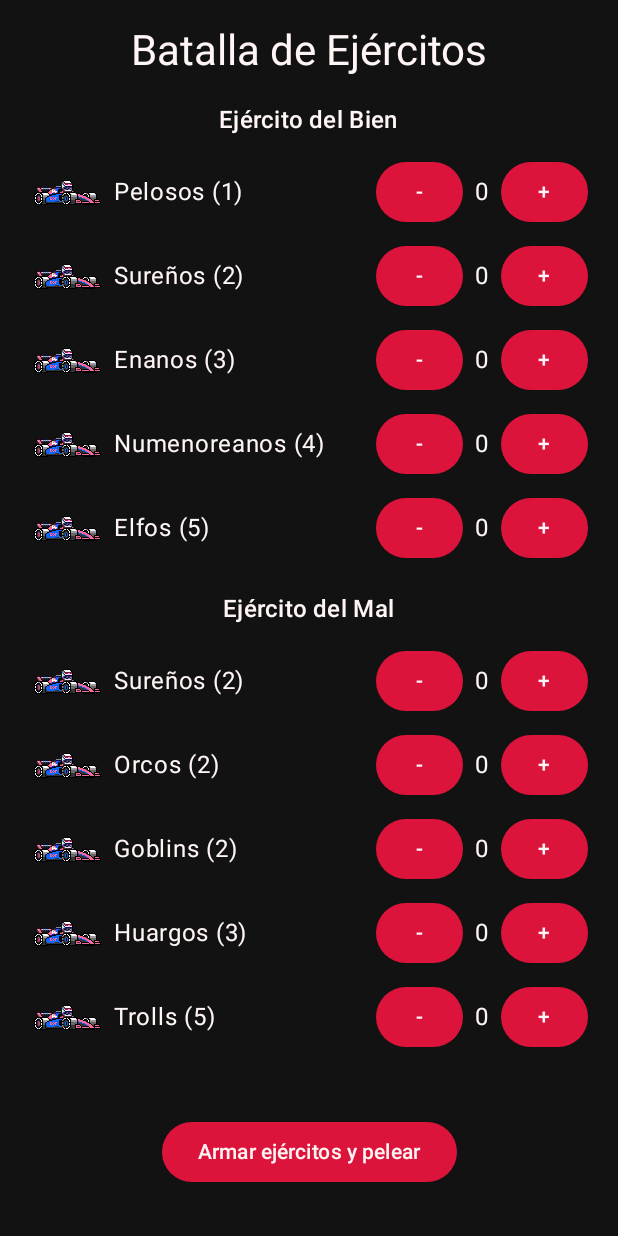
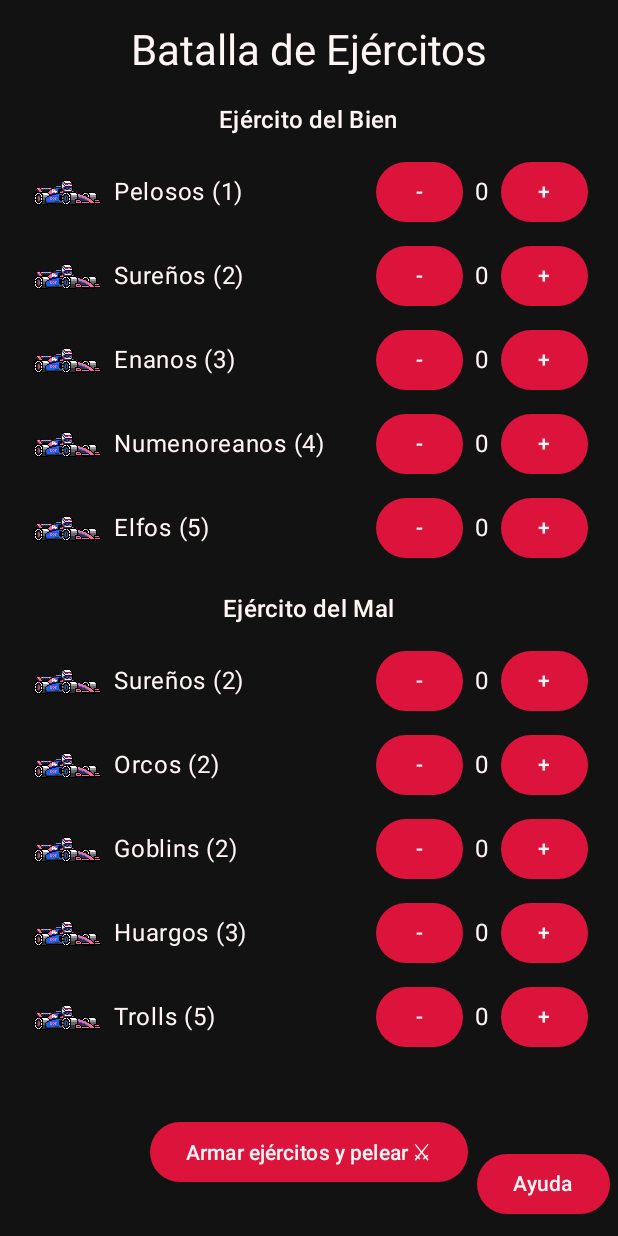
Before and after one commit to mirko-geno/ejercicios_sugar_coach, an Android app built with Jetpack Compose: the ArmyBattleScreen screen opened through its navigation route, on a phone screen of 412 x 824 dp. Run offline under Robolectric (Android 15) with nearby library versions, the light colour scheme and no system bars.

Commit message:
Added instructions button

```diff
--- a/app/src/main/java/com/example/learning/screens/ArmyBattleScreen.kt
+++ b/app/src/main/java/com/example/learning/screens/ArmyBattleScreen.kt
@@ -2,6 +2,7 @@ package com.example.learning.screens
 
 import androidx.compose.foundation.Image
 import androidx.compose.foundation.layout.*
+import androidx.compose.foundation.layout.Arrangement
 import androidx.compose.foundation.lazy.LazyColumn
 import androidx.compose.material3.*
 import androidx.compose.runtime.*
@@ -17,6 +18,7 @@ fun ArmyBattleScreen(modifier: Modifier = Modifier) {
     var goodArmy by remember { mutableStateOf(Army<KindRace>()) }
     var evilArmy by remember { mutableStateOf(Army<EvilRace>()) }
     var result by remember { mutableStateOf<String?>(null) }
+    var showHelp by remember { mutableStateOf(false) }
 
     Surface(
         modifier = modifier.fillMaxSize(),
@@ -62,7 +64,7 @@ fun ArmyBattleScreen(modifier: Modifier = Modifier) {
 
             // Botón al final
             Button(onClick = { result = battle(goodArmy, evilArmy) }) {
-                Text("Armar ejércitos y pelear")
+                Text("Armar ejércitos y pelear ⚔")
             }
 
             Spacer(modifier = Modifier.height(16.dp))
@@ -71,6 +73,44 @@ fun ArmyBattleScreen(modifier: Modifier = Modifier) {
                 Text(it, style = MaterialTheme.typography.headlineSmall)
                 Text("Fuerza del Bien: ${goodArmy.totalStrength()}")
                 Text("Fuerza del Mal: ${evilArmy.totalStrength()}")
+            }
+        }
+        Box(modifier = Modifier.fillMaxSize()) {
+            Column(
+                modifier = Modifier
+                    .fillMaxSize()
+                    .padding(bottom = 5.dp),
+                horizontalAlignment = Alignment.End,
+                verticalArrangement = Arrangement.Bottom
+            ) {        // Botón de ayuda abajo a la derecha
+                Button(
+                    onClick = { showHelp = true },
+                    modifier = modifier
+                        .padding(5.dp)
+                ) {
+                    Text("Ayuda")
+                }
+
+                // Diálogo de instrucciones
+                if (showHelp) {
+                    AlertDialog(
+                        onDismissRequest = { showHelp = false },
+                        confirmButton = {
+                            TextButton(onClick = { showHelp = false }) {
+                                Text("Entendido")
+                            }
+                        },
+                        title = { Text("Cómo jugar") },
+                        text = {
+                            Text(
+                                "Armá ejércitos y simulá batallas.\n\n" +
+                                        "Seleccioná la cantidad de unidades de cada tropa.\n\n" +
+                                        "Entre paréntesis se indica los puntos de fuerza por tropa\n\n" +
+                                        "¡Verás los resultados de inmediato tras apretar el botón inferior!"
+                            )
+                        }
+                    )
+                }
             }
         }
     }
```
